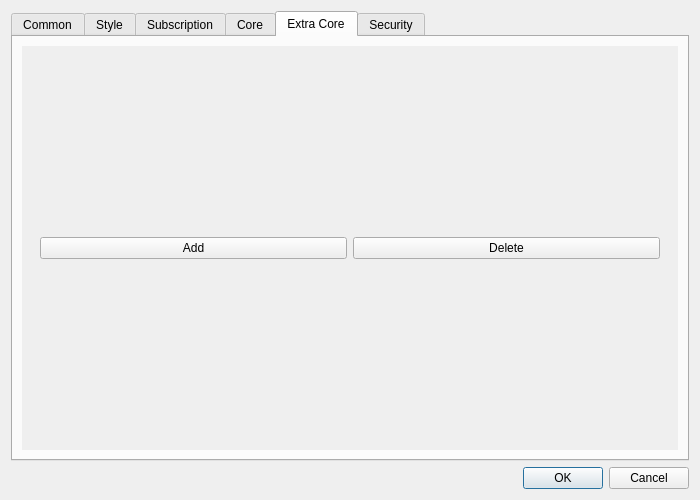
First picture: the form in ui/dialog_basic_settings.ui, repository master88wi/NekoXray, before the edit.
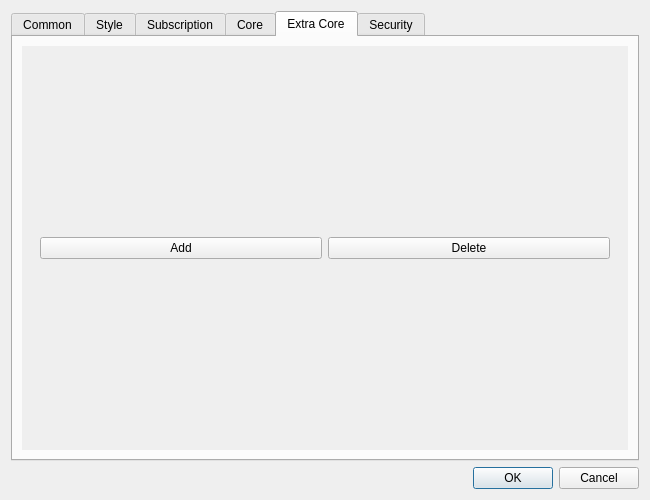
Second picture: the form after the edit. The open tabs and pages were chosen to show the change. Custom widgets are drawn as their Qt base class.

Commit message: add padding for mux

```diff
--- a/ui/dialog_basic_settings.ui
+++ b/ui/dialog_basic_settings.ui
@@ -6,7 +6,7 @@
    <rect>
     <x>0</x>
     <y>0</y>
-    <width>700</width>
+    <width>650</width>
     <height>500</height>
    </rect>
   </property>
@@ -699,8 +699,8 @@
            <rect>
             <x>0</x>
             <y>0</y>
-            <width>614</width>
-            <height>338</height>
+            <width>515</width>
+            <height>315</height>
            </rect>
           </property>
           <layout class="QVBoxLayout" name="verticalLayout_6">
```
The commit also changes 2 other files.
